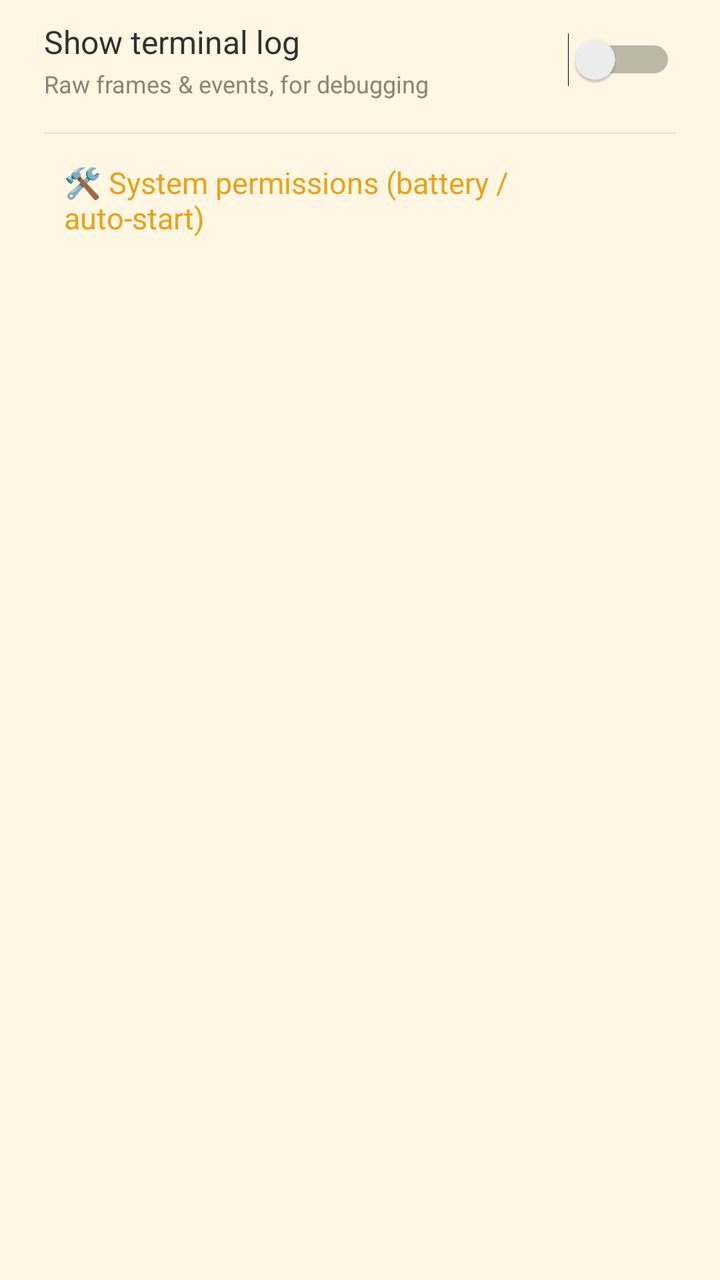
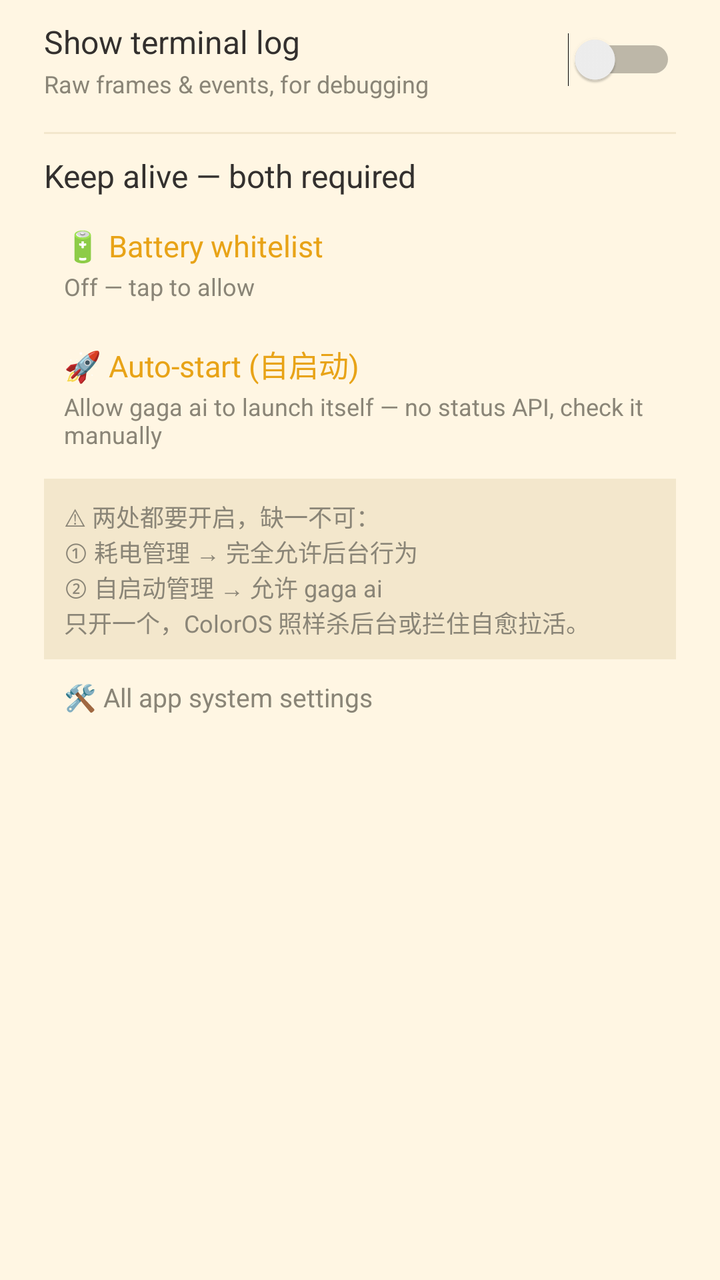

Screens rendered from an Android XML layout before and after an edit, with the pre-edit source and the edit as a unified diff.
<!-- AndroidManifest.xml: application theme GagaTheme -->
<!-- res/layout/dialog_settings.xml -->
<?xml version="1.0" encoding="utf-8"?>
<LinearLayout xmlns:android="http://schemas.android.com/apk/res/android"
    android:layout_width="match_parent"
    android:layout_height="wrap_content"
    android:orientation="vertical"
    android:paddingStart="22dp"
    android:paddingTop="10dp"
    android:paddingEnd="22dp"
    android:paddingBottom="6dp">

    <LinearLayout
        android:layout_width="match_parent"
        android:layout_height="wrap_content"
        android:gravity="center_vertical"
        android:orientation="horizontal">

        <LinearLayout
            android:layout_width="0dp"
            android:layout_height="wrap_content"
            android:layout_weight="1"
            android:orientation="vertical">

            <TextView
                android:layout_width="match_parent"
                android:layout_height="wrap_content"
                android:text="Show terminal log"
                android:textColor="@color/ink"
                android:textSize="16sp" />

            <TextView
                android:layout_width="match_parent"
                android:layout_height="wrap_content"
                android:layout_marginTop="2dp"
                android:text="Raw frames &amp; events, for debugging"
                android:textColor="@color/ink_soft"
                android:textSize="12sp" />
        </LinearLayout>

        <Switch
            android:id="@+id/swTerminal"
            android:layout_width="wrap_content"
            android:layout_height="wrap_content"
            android:layout_marginStart="12dp" />
    </LinearLayout>

    <View
        android:layout_width="match_parent"
        android:layout_height="1dp"
        android:layout_marginTop="16dp"
        android:layout_marginBottom="4dp"
        android:background="@color/card_stroke" />

    <TextView
        android:id="@+id/tvSystemSettings"
        android:layout_width="match_parent"
        android:layout_height="wrap_content"
        android:background="?android:attr/selectableItemBackground"
        android:padding="10dp"
        android:text="🛠 System permissions (battery / auto-start)"
        android:textColor="@color/duck_yellow_dark"
        android:textSize="15sp" />
</LinearLayout>
<!-- resources referenced by this layout -->
<resources>
  <color name="card_stroke">#F3E7CC</color>
  <color name="duck_yellow_dark">#E8A317</color>
  <color name="ink">#33302E</color>
  <color name="ink_soft">#8A8577</color>
  <style name="GagaTheme" parent="@android:style/Theme.Material.Light.NoActionBar">
          <item name="android:windowBackground">@color/bg_warm</item>
          <item name="android:statusBarColor">@color/bg_warm</item>
          <item name="android:windowLightStatusBar">true</item>
          <item name="android:colorAccent">@color/duck_yellow_dark</item>
      </style>
  <color name="bg_warm">#FFF6E3</color>
</resources>

<!-- the commit's change to res/layout/dialog_settings.xml (unified diff, before → after) -->
@@ -50,13 +50,82 @@
         android:layout_marginBottom="4dp"
         android:background="@color/card_stroke" />
 
+    
+    <TextView
+        android:layout_width="match_parent"
+        android:layout_height="wrap_content"
+        android:layout_marginTop="6dp"
+        android:text="Keep alive — both required"
+        android:textColor="@color/ink"
+        android:textSize="16sp" />
+
+    <LinearLayout
+        android:id="@+id/rowBatteryWhitelist"
+        android:layout_width="match_parent"
+        android:layout_height="wrap_content"
+        android:layout_marginTop="4dp"
+        android:background="?android:attr/selectableItemBackground"
+        android:orientation="vertical"
+        android:padding="10dp">
+
+        <TextView
+            android:layout_width="match_parent"
+            android:layout_height="wrap_content"
+            android:text="🔋 Battery whitelist"
+            android:textColor="@color/duck_yellow_dark"
+            android:textSize="15sp" />
+
+        <TextView
+            android:id="@+id/tvBatteryState"
+            android:layout_width="match_parent"
+            android:layout_height="wrap_content"
+            android:layout_marginTop="2dp"
+            android:text="Off — tap to allow"
+            android:textColor="@color/ink_soft"
+            android:textSize="12sp" />
+    </LinearLayout>
+
+    <LinearLayout
+        android:id="@+id/rowAutoStart"
+        android:layout_width="match_parent"
+        android:layout_height="wrap_content"
+        android:background="?android:attr/selectableItemBackground"
+        android:orientation="vertical"
+        android:padding="10dp">
+
+        <TextView
+            android:layout_width="match_parent"
+            android:layout_height="wrap_content"
+            android:text="🚀 Auto-start (自启动)"
+            android:textColor="@color/duck_yellow_dark"
+            android:textSize="15sp" />
+
+        <TextView
+            android:layout_width="match_parent"
+            android:layout_height="wrap_content"
+            android:layout_marginTop="2dp"
+            android:text="Allow gaga ai to launch itself — no status API, check it manually"
+            android:textColor="@color/ink_soft"
+            android:textSize="12sp" />
+    </LinearLayout>
+
+    <TextView
+        android:layout_width="match_parent"
+        android:layout_height="wrap_content"
+        android:layout_marginTop="4dp"
+        android:background="@color/card_stroke"
+        android:padding="10dp"
+        android:text="⚠ 两处都要开启，缺一不可：\n① 耗电管理 → 完全允许后台行为\n② 自启动管理 → 允许 gaga ai\n只开一个，ColorOS 照样杀后台或拦住自愈拉活。"
+        android:textColor="@color/ink_soft"
+        android:textSize="12sp" />
+
     <TextView
         android:id="@+id/tvSystemSettings"
         android:layout_width="match_parent"
         android:layout_height="wrap_content"
         android:background="?android:attr/selectableItemBackground"
         android:padding="10dp"
-        android:text="🛠 System permissions (battery / auto-start)"
-        android:textColor="@color/duck_yellow_dark"
-        android:textSize="15sp" />
+        android:text="🛠 All app system settings"
+        android:textColor="@color/ink_soft"
+        android:textSize="13sp" />
 </LinearLayout>
